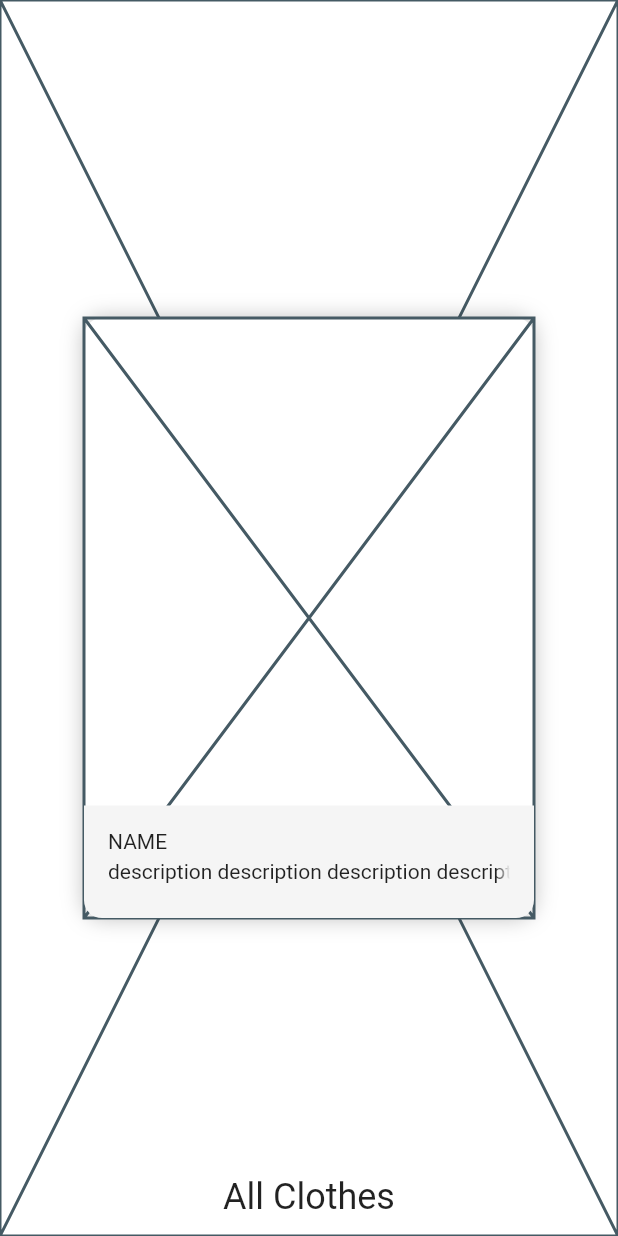
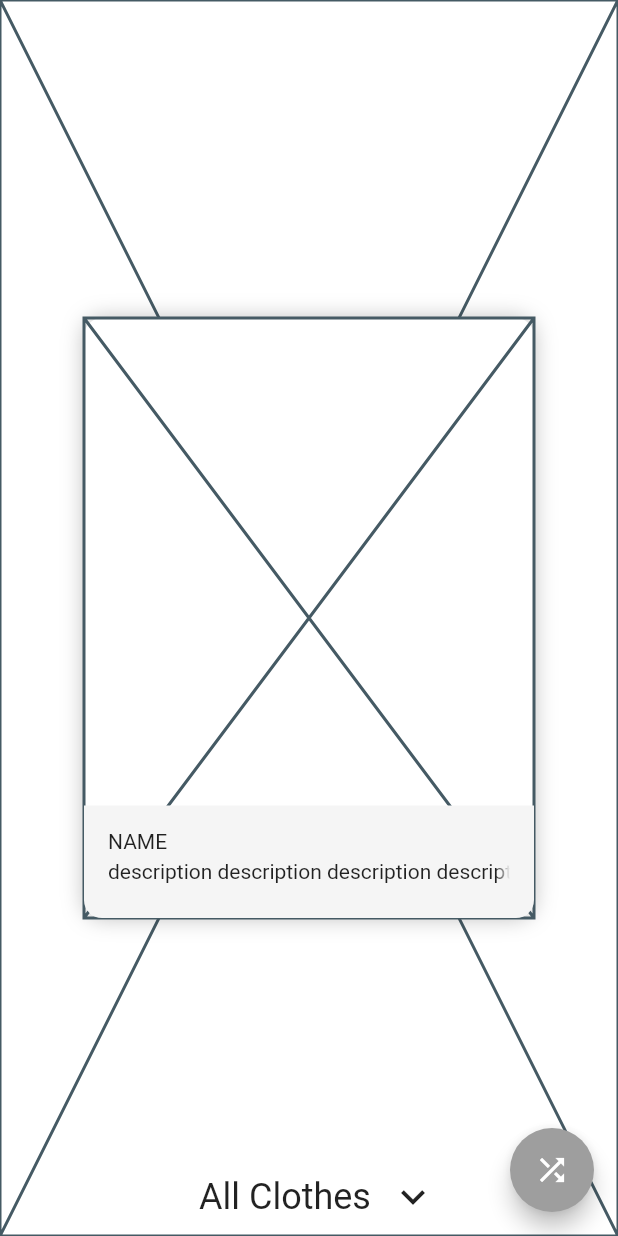
Before and after one commit to DmytroYaskov/A42_project, a Flutter app: the screen it shows after launch, on a phone screen of 412 x 824 dp. Run offline on Flutter 3.47's test engine with Material 2 defaults, Android fonts, the phone set to English and light mode, and no system bars; our stand-ins replace image_picker.

Commit message:
first design

```diff
--- a/lib/main.dart
+++ b/lib/main.dart
@@ -2,6 +2,7 @@ import 'package:flutter/material.dart';
 import 'package:flutter/services.dart';
 
 import 'package:a42_project/Item.dart';
+import 'package:a42_project/AddClothesPage.dart';
 
 void main() => runApp(MyApp());
 
@@ -77,9 +78,10 @@ class _MyHomePageState extends State<MyHomePage> {
                          ItemWidget(),
                        ],
                      ),
-                     Hero(
-                       tag: pos,
-                       child: Container(
+                     Row(
+                       mainAxisAlignment: MainAxisAlignment.center,
+                       children: <Widget>[
+                         Container(
                            padding: EdgeInsets.all(12),
                            child: Text("All Clothes",
                              style: TextStyle(
@@ -87,9 +89,17 @@ class _MyHomePageState extends State<MyHomePage> {
                              ),
                            ),
                          ),
-                     )
+                         Icon(Icons.keyboard_arrow_down,size: 32)
                        ],
-                 )
+                     ),
+                   ],
+                 ),
+                 floatingActionButton: FloatingActionButton(
+                   onPressed: null,
+                   child: Icon(Icons.shuffle),
+                   foregroundColor: Colors.white,
+                   backgroundColor: Colors.grey,
+                 ),
                ),
 
                Scaffold(
@@ -104,19 +114,30 @@ class _MyHomePageState extends State<MyHomePage> {
                            ItemWidget(),
                          ],
                        ),
-                       Hero(
-                         tag: pos,
-                         child: Container(
+                       Row(
+                         mainAxisAlignment: MainAxisAlignment.center,
+                         children: <Widget>[
+                           Container(
                              padding: EdgeInsets.all(12),
-                           child: Text("All Clothes",
+                             child: Text("Suitable Clothes",
                                style: TextStyle(
                                    fontSize: 24
                                ),
                              ),
                            ),
-                       )
+                           Icon(Icons.keyboard_arrow_up,size: 32)
                          ],
-                   )
+                       ),
+                     ],
+                   ),
+                 floatingActionButton: FloatingActionButton(
+                   onPressed: () {
+                     Navigator.push(context, MaterialPageRoute(builder: (context) => AddClothesPage()));
+                   },
+                   child: Icon(Icons.add),
+                   foregroundColor: Colors.white,
+                   backgroundColor: Colors.grey,
+                 ),
                ),
 
              ],
--- a/pubspec.yaml
+++ b/pubspec.yaml
@@ -23,6 +23,7 @@ dependencies:
   # The following adds the Cupertino Icons font to your application.
   # Use with the CupertinoIcons class for iOS style icons.
   cupertino_icons: ^0.1.2
+  image_picker: ^0.6.0
 
 dev_dependencies:
   flutter_test:
```
Also changed, not shown: lib/AddClothesPage.dart (added, +119 -0 lines), pubspec.lock, 1 other file. Lines whose indentation alone changed are shown as unchanged.
